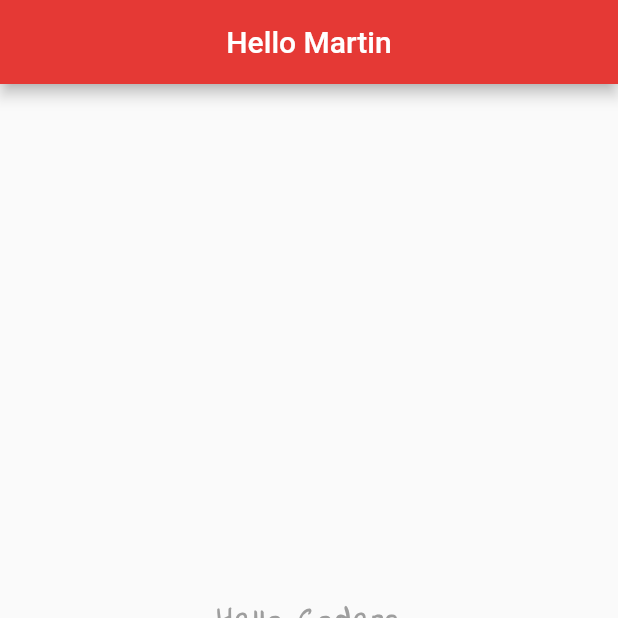
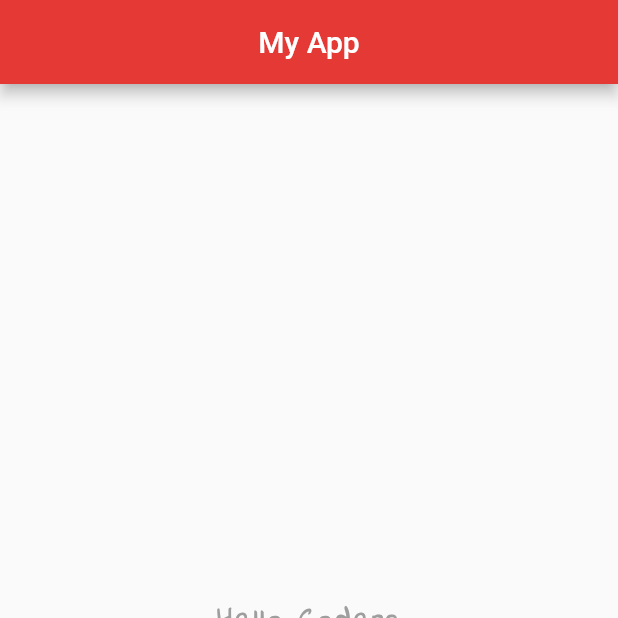
Before and after one commit to marville001/learn-flutter, a Flutter app: the screen it shows after launch, on a phone screen of 412 x 824 dp, the top half of it. Run offline on Flutter 3.47's test engine with Material 2 defaults, Android fonts, the phone set to English and light mode, and no system bars.

```diff
--- a/lib/main.dart
+++ b/lib/main.dart
@@ -1,10 +1,18 @@
 import 'package:flutter/material.dart';
 
-void main() => runApp(MaterialApp(
+void main() => runApp(const MaterialApp(
       debugShowCheckedModeBanner: false,
-      home: Scaffold(
+      home: Home()
+    ));
+
+class Home extends StatelessWidget {
+  const Home({Key? key}) : super(key: key);
+
+  @override
+  Widget build(BuildContext context) {
+    return Scaffold(
       appBar: AppBar(
-          title: const Text("Hello Martin"),
+        title: const Text("My App"),
         centerTitle: true,
         backgroundColor: Colors.red[600],
       ),
@@ -31,5 +39,6 @@ void main() => runApp(MaterialApp(
         child: const Icon(Icons.add),
       ),
       floatingActionButtonLocation: FloatingActionButtonLocation.centerDocked,
-      ),
-    ));
+    );
+  }
+}
```
Lines whose indentation alone changed are shown as unchanged.
